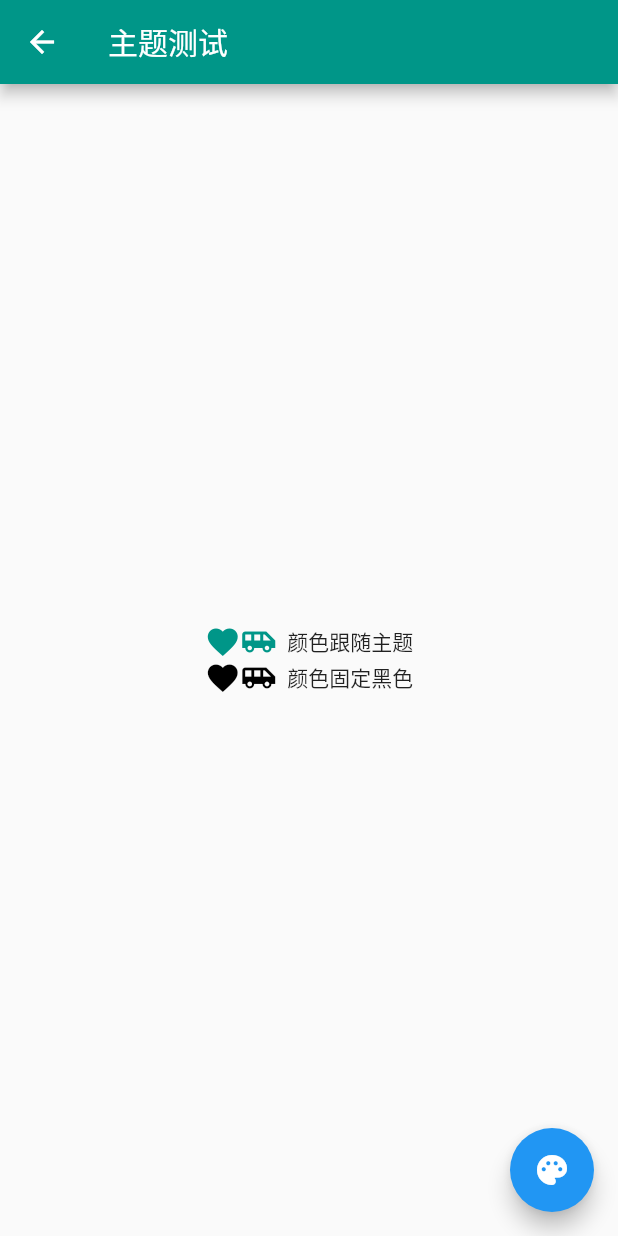
After one commit to Super-Crab/FlutterLearn, a Flutter app: the ThemeDataDemo screen opened directly, on a phone screen of 412 x 824 dp. The commit adds this screen. Run offline on Flutter 3.47's test engine with Material 2 defaults, Android fonts, the phone set to English and light mode, and no system bars; missing offline and left inert: flutter_webview_plugin; network calls fail.

Commit message:
add functionwidgets

```diff
--- /dev/null
+++ b/lib/example/simple/functionwidgets/ThemeDataDemo.dart
@@ -0,0 +1,60 @@
+import 'package:flutter/material.dart';
+
+/**
+ * Description:
+ * Author:          peixuan.xie
+ * Time:            2019-06-05 16:56
+ */
+class ThemeDataDemo extends StatefulWidget {
+  static final String sName = "ThemeDataDemo";
+
+  @override
+  ThemeDataDemoState createState() => new ThemeDataDemoState();
+}
+
+class ThemeDataDemoState extends State<ThemeDataDemo> {
+  Color _themeColor = Colors.teal;
+
+  @override
+  Widget build(BuildContext context) {
+    ThemeData themeData = Theme.of(context);
+    return Theme(
+      data: ThemeData(
+          primaryColor: _themeColor,
+          iconTheme: IconThemeData(color: _themeColor)),
+      child: Scaffold(
+        appBar: AppBar(
+          title: Text("主题测试"),
+        ),
+        body: Column(
+          mainAxisAlignment: MainAxisAlignment.center,
+          children: <Widget>[
+            Row(mainAxisAlignment: MainAxisAlignment.center, children: <Widget>[
+              Icon(Icons.favorite),
+              Icon(Icons.airport_shuttle),
+              Text("  颜色跟随主题")
+            ]),
+            //为第二行Icon自定义颜色（固定为黑色)
+            Theme(
+              data: themeData.copyWith(
+                iconTheme: themeData.iconTheme.copyWith(color: Colors.black),
+              ),
+              child: Row(
+                  mainAxisAlignment: MainAxisAlignment.center,
+                  children: <Widget>[
+                    Icon(Icons.favorite),
+                    Icon(Icons.airport_shuttle),
+                    Text("  颜色固定黑色")
+                  ]),
+            )
+          ],
+        ),
+        floatingActionButton: FloatingActionButton(
+          onPressed: () => setState(() => _themeColor =
+              _themeColor == Colors.teal ? Colors.blue : Colors.teal),
+          child: Icon(Icons.palette),
+        ),
+      ),
+    );
+  }
+}
```
Also changed, not shown: lib/example/simple/functionwidgets/InheritedWidgetDemo.dart (added, +77 -0 lines), lib/example/simple/functionwidgets/WillPopScopeDemo.dart (added, +36 -0 lines), lib/page/WidgetDemo.dart (+9 -0 lines).
